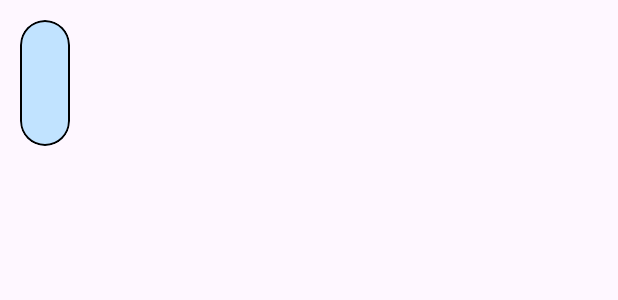
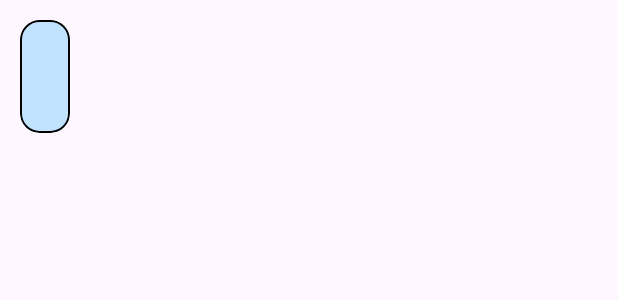
Before and after one commit to supershor/Grade-ACE, an Android app: the layout name_recycler_grapg_view.xml on its own in the app's theme, with its tools: preview values and no code run, on a phone screen of 412 x 824 dp. Shown: the top 300 px of the screen. Run offline under Robolectric (Android 15) with nearby library versions, the phone set to English and light mode, and no system bars.

Commit message:
Minor error alertbox, raidus corrected in name recycler view, ogpa subjects corrected, adjust view added in manifest.

```diff
--- a/app/src/main/AndroidManifest.xml
+++ b/app/src/main/AndroidManifest.xml
@@ -21,6 +21,7 @@
             android:windowSoftInputMode="adjustPan" />
         <activity
             android:name=".Sign_Up"
+            android:windowSoftInputMode="adjustPan"
             android:exported="false" />
         <activity
             android:name=".Login"
--- a/app/src/main/java/com/om_tat_sat/grade_ace/OGPA_calculator.java
+++ b/app/src/main/java/com/om_tat_sat/grade_ace/OGPA_calculator.java
@@ -230,7 +230,7 @@ public class OGPA_calculator extends AppCompatActivity {
         sub_arr1.add(new marking("Fundamentals of Agronomy",3,1));
         sub_arr1.add(new marking("Fundamentals of Agriculture Economics",2,0));
         sub_arr1.add(new marking("Rural Sociology and Educational Psychology",2,0));
-        sub_arr1.add(new marking("Fundamentals of Entomology",3,1));
+        sub_arr1.add(new marking("Fundamentals of Entomology",1,1));
         sub_arr1.add(new marking("Human Values and Ethics",0,1));
         sub_arr1.add(new marking("NSS/NCC/Physical Education and Yoga Practices",0,2));
 
@@ -261,7 +261,7 @@ public class OGPA_calculator extends AppCompatActivity {
         sub_arr3.add(new marking("Agri-Informatics",1,1));
         sub_arr3.add(new marking("Farm Machinery and Power",1,1));
         sub_arr3.add(new marking("Production Technology for Vegetable and Spices",1,1));
-        sub_arr3.add(new marking("Environmental Studies and Disaster Management",2,1));
+        sub_arr3.add(new marking("Weed Management",2,1));
         sub_arr3.add(new marking("Livestock and Poultry Management",3,1));
         sub_arr3.add(new marking("Comprehension  and Communication Skills in English",1,1));
         sub_arr3.add(new marking("Food safety and standards",2,1));
@@ -280,7 +280,7 @@ public class OGPA_calculator extends AppCompatActivity {
         sub_arr4.add(new marking("Farming System and Sustainable Agriculture",1,0));
         sub_arr4.add(new marking("Agriculture Marketing Trade and Prices",2,1));
         sub_arr4.add(new marking("Elementary Statistics and Computer Application",1,1));
-        sub_arr4.add(new marking("Weed Management",2,1));
+        sub_arr4.add(new marking("Environmental Studies and Disaster Management",2,1));
         sub_arr4.add(new marking("Agri Business Management",2,1));
 
 
--- a/app/src/main/res/layout/name_recycler_grapg_view.xml
+++ b/app/src/main/res/layout/name_recycler_grapg_view.xml
@@ -11,7 +11,7 @@
         android:elevation="@dimen/_2sdp"
         android:visibility="visible"
         app:cardBackgroundColor="@color/blue"
-        app:cardCornerRadius="@dimen/_50sdp"
+        app:cardCornerRadius="@dimen/_10sdp"
         app:cardUseCompatPadding="false"
         app:contentPadding="@dimen/_5sdp"
         app:strokeColor="@color/black"
@@ -20,6 +20,7 @@
             android:layout_width="match_parent"
             android:layout_height="wrap_content">
             <TextView
+                android:textStyle="bold"
                 android:id="@+id/name_info_graphview"
                 android:layout_width="match_parent"
                 android:layout_height="wrap_content"
@@ -32,7 +33,7 @@
                 android:text=""
                 android:textAlignment="center"
                 android:textColor="@color/black"
-                android:textSize="@dimen/_25sdp"
+                android:textSize="@dimen/_20sdp"
                 tools:ignore="InefficientWeight" />
         </LinearLayout>
     </com.google.android.material.card.MaterialCardView>
```
Also changed, not shown: app/src/main/java/com/om_tat_sat/grade_ace/Sign_Up.java (+31 -6 lines).
